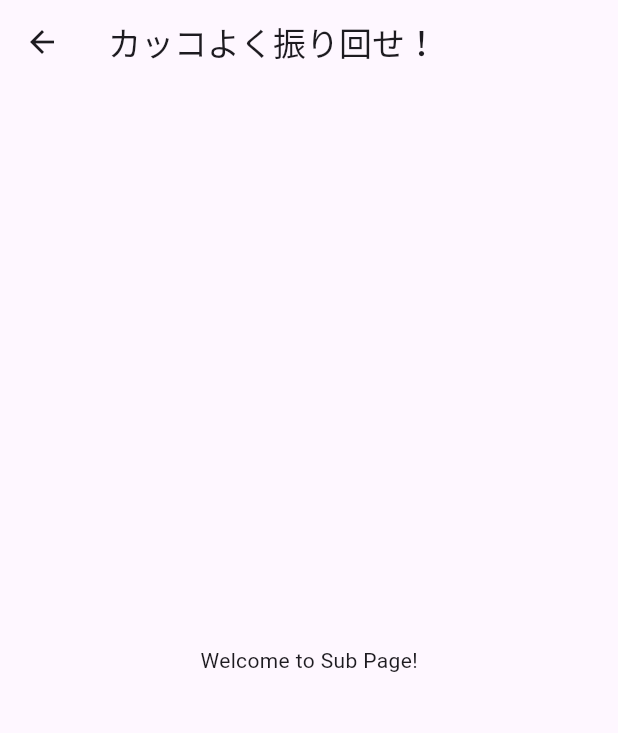
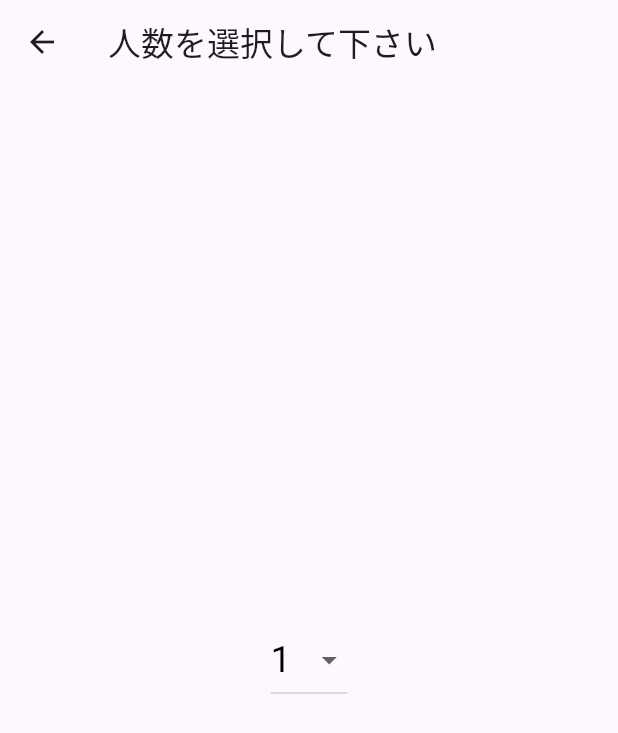
Before and after one commit to ka1ut/HackHeart, a Flutter app: the screen it shows after launch, after a tap on "始めようぜ！", on a phone screen of 412 x 824 dp. Shown: the top 733 px of the screen. Run offline on Flutter 3.47's test engine with Material 3 defaults, Android fonts, the phone set to English and light mode, and no system bars.

Commit message:
[change]people_select

```diff
--- /dev/null
+++ b/lib/components/select_people/select_people.dart
@@ -0,0 +1,33 @@
+import 'package:flutter/material.dart';
+
+class NumberSelector extends StatefulWidget {
+  @override
+  _NumberSelectorState createState() => _NumberSelectorState();
+}
+
+class _NumberSelectorState extends State<NumberSelector> {
+  int selectedNumber = 1; // 初期値は1
+
+  @override
+  Widget build(BuildContext context) {
+    return Container(
+      child: DropdownButton<int>(
+        value: selectedNumber,
+        style: TextStyle(fontSize: 24, color: Colors.black), // テキストサイズを大きくする
+        itemHeight: 60, // ドロップダウンのアイテムの高さ
+        items: List<DropdownMenuItem<int>>.generate(
+          10,
+          (index) => DropdownMenuItem(
+            value: index + 1,
+            child: Text('${index + 1}'),
+          ),
+        ),
+        onChanged: (newValue) {
+          setState(() {
+            selectedNumber = newValue!;
+          });
+        },
+      ),
+    );
+  }
+}
--- a/lib/main.dart
+++ b/lib/main.dart
@@ -1,6 +1,5 @@
 import 'package:flutter/material.dart';
 import 'screen/playing/playing_screen.dart';
-import 'screen/select_people/select_people.dart';
 
 void main() {
   runApp(const MyApp());
@@ -19,8 +18,7 @@ class MyApp extends StatelessWidget {
       ),
       home: const MyHomePage(title: 'HackUkosen'),
       routes: {
-        '/playing': (context) => SubPage(),
-        '/NumberSelector': (context) => NumberSelector() // ルートを追加
+        '/playing': (context) => PlayingPage(),
       },
     );
   }
@@ -50,11 +48,6 @@ class _MyHomePageState extends State<MyHomePage> {
               onPressed: () => Navigator.of(context).pushNamed('/playing'), // ボタンを押したときのアクション
               child: const Text('始めようぜ！'),
             ),
-            SizedBox(height: 20), // ボタンの間にスペースを追加
-            ElevatedButton(
-              onPressed: () => Navigator.of(context).pushNamed('/NumberSelector'),
-              child: const Text('人数を選択する'),
-            ),
           ],
         ),
       ),
--- a/lib/screen/playing/playing_screen.dart
+++ b/lib/screen/playing/playing_screen.dart
@@ -1,17 +1,27 @@
 import 'package:flutter/material.dart';
+import '../../components/select_people/select_people.dart';
 
-class SubPage extends StatelessWidget {
-  const SubPage({Key? key}) : super(key: key);
+class PlayingPage extends StatelessWidget {
+  const PlayingPage ({Key? key}) : super(key: key);
 
   @override
   Widget build(BuildContext context) {
     return Scaffold(
       appBar: AppBar(
-        title: const Text('カッコよく振り回せ！'),
+        title: const Text('人数を選択して下さい'),
       ),
-      body: const Center(
-        child: Text('Welcome to Sub Page!'),
+
+      body: Center(
+        child: Column(
+          mainAxisAlignment: MainAxisAlignment.center,
+          children: <Widget>[
+            NumberSelector(),
+          ],
+        ),
       ),
+
+
+
     );
   }
 }
--- a/lib/screen/select_people/select_people.dart
+++ /dev/null
@@ -1,36 +0,0 @@
-import 'package:flutter/material.dart';
-
-class NumberSelector extends StatefulWidget {
-  @override
-  _NumberSelectorState createState() => _NumberSelectorState();
-}
-
-class _NumberSelectorState extends State<NumberSelector> {
-  int selectedNumber = 1; // 初期値は1
-
-  @override
-  Widget build(BuildContext context) {
-    return Scaffold(
-      appBar: AppBar(
-        title: const Text('Select a Number'),
-      ),
-      body: Center(
-        child: DropdownButton<int>(
-          value: selectedNumber,
-          items: List<DropdownMenuItem<int>>.generate(
-            20,
-            (index) => DropdownMenuItem(
-              value: index + 1,
-              child: Text('${index + 1}'),
-            ),
-          ),
-          onChanged: (newValue) {
-            setState(() {
-              selectedNumber = newValue!;
-            });
-          },
-        ),
-      ),
-    );
-  }
-}
```
